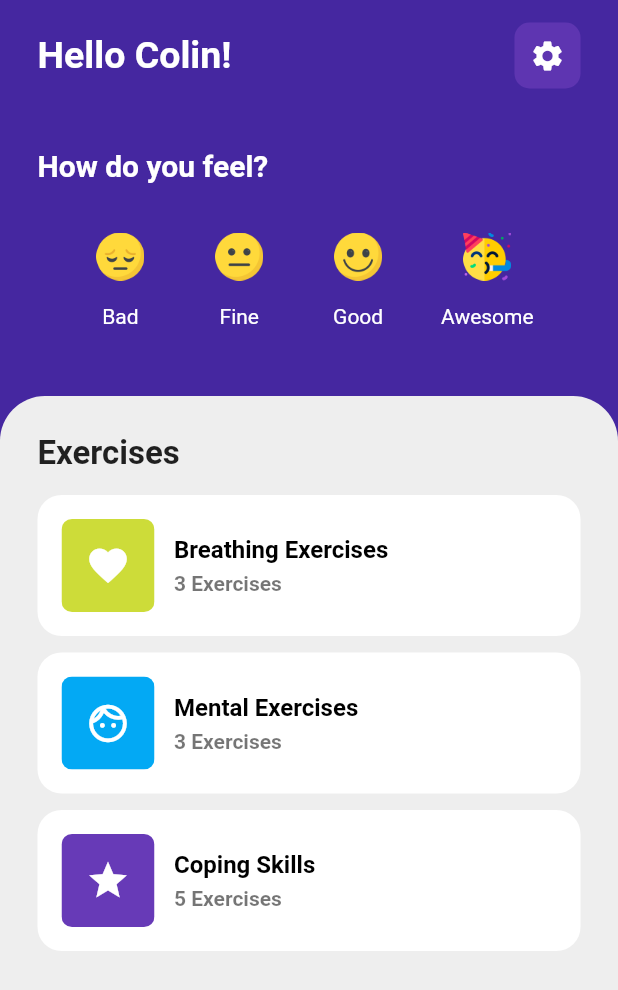
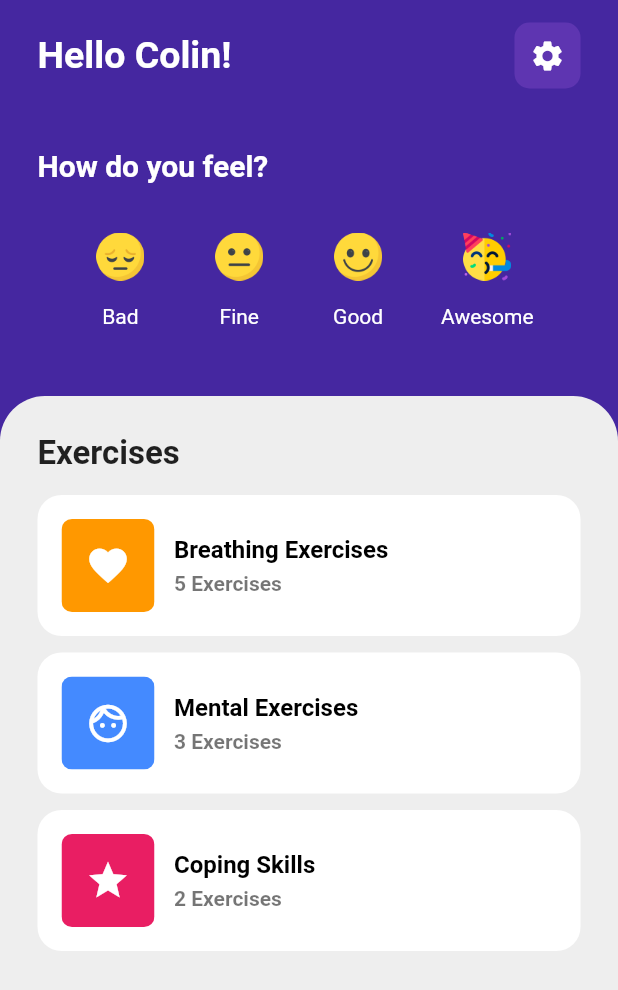
Before and after one commit to cjmcnally/Depriminus, a Flutter app: the screen it shows after launch, on a phone screen of 412 x 824 dp. Shown: the top 990 px of the screen. Run offline on Flutter 3.47's test engine with Material 2 defaults, Android fonts, the phone set to English and light mode, and no system bars; missing offline and left inert: icon_decoration.

Commit message:
Made a Exercise List
Made a couple of exercise lists, now figuring out how to connect them to the buttons.

```diff
--- a/depriminus_app/lib/pages/home_page.dart
+++ b/depriminus_app/lib/pages/home_page.dart
@@ -1,7 +1,9 @@
 // ignore_for_file: prefer_const_constructors, prefer_const_literals_to_create_immutables
 import 'package:depriminus_app/util/emojis.dart';
 import 'package:depriminus_app/util/exercise_tile.dart';
-import 'package:depriminus_app/util/sad_exercise_tile.dart';
+import 'package:depriminus_app/tiles/sad_exercise_tile.dart';
+import 'package:depriminus_app/tiles/fine_exercise_tile.dart';
+import 'package:depriminus_app/tiles/good_exercise_tile.dart';
 import 'package:flutter/material.dart';
 
 // Home Screen
@@ -77,24 +79,28 @@ class _HomePageState extends State<HomePage> {
                 // Mood tracker
                 Row(
                   mainAxisAlignment: MainAxisAlignment.spaceEvenly,
-                  children: [
+                  children: <Widget>[
                     // bad
                     Emojis(
                         icon: Image.asset('images/sad.png'),
                         emojiName: 'Bad',
                         onPressed: () {
-                          // show.SadExerciseTile();
+                          SadExerciseTile();
                         }),
                     // fine
                     Emojis(
                         icon: Image.asset('images/confused.png'),
                         emojiName: 'Fine',
-                        onPressed: () {}),
+                        onPressed: () {
+                          FineExerciseTile();
+                        }),
                     // good
                     Emojis(
                         icon: Image.asset('images/smile.png'),
                         emojiName: 'Good',
-                        onPressed: () {}),
+                        onPressed: () {
+                          setState(() {});
+                        }),
                     // awesome
                     Emojis(
                         icon: Image.asset('images/party.png'),
@@ -146,7 +152,7 @@ class _HomePageState extends State<HomePage> {
 
                     // list view of exercises - scrollable
                     Expanded(
-                      child: SadExerciseTile(),
+                      child: FineExerciseTile(),
                     ),
                   ],
                 ),
--- /dev/null
+++ b/depriminus_app/lib/tiles/fine_exercise_tile.dart
@@ -0,0 +1,33 @@
+// ignore_for_file: prefer_const_constructors, prefer_const_literals_to_create_immutables
+import 'package:flutter/material.dart';
+import 'package:depriminus_app/util/exercise_tile.dart';
+
+class FineExerciseTile extends StatelessWidget {
+  const FineExerciseTile({super.key});
+
+  @override
+  Widget build(BuildContext context) {
+    return ListView(
+      children: [
+        ExerciseTile(
+          icon: Icons.favorite,
+          exerciseName: 'Breathing Exercises',
+          numberOfExercises: 5,
+          color: Colors.orange,
+        ),
+        ExerciseTile(
+          icon: Icons.face_outlined,
+          exerciseName: 'Mental Exercises',
+          numberOfExercises: 3,
+          color: Colors.blueAccent,
+        ),
+        ExerciseTile(
+          icon: Icons.star,
+          exerciseName: 'Coping Skills',
+          numberOfExercises: 2,
+          color: Colors.pink,
+        ),
+      ],
+    );
+  }
+}
```
Also changed, not shown: depriminus_app/lib/tiles/good_exercise_tile.dart (added, +33 -0 lines), depriminus_app/lib/tiles/sad_exercise_tile.dart (renamed from depriminus_app/lib/util/sad_exercise_tile.dart).
